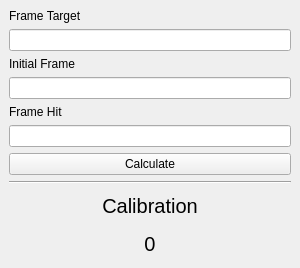
This is mainwindow.ui in felipemaxplay/pokemon-frame-calculator as Qt 5 draws it before an edit. The edited form follows.
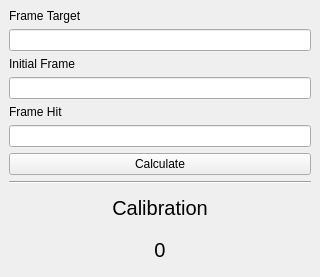
This is the edited form. Icons and pictures are not drawn.

Commit message: adjusting min-size and default size

Patch:
```diff
--- a/mainwindow.ui
+++ b/mainwindow.ui
@@ -6,14 +6,14 @@
    <rect>
     <x>0</x>
     <y>0</y>
-    <width>300</width>
-    <height>268</height>
+    <width>320</width>
+    <height>277</height>
    </rect>
   </property>
   <property name="minimumSize">
    <size>
-    <width>300</width>
-    <height>268</height>
+    <width>320</width>
+    <height>277</height>
    </size>
   </property>
   <property name="maximumSize">
```
